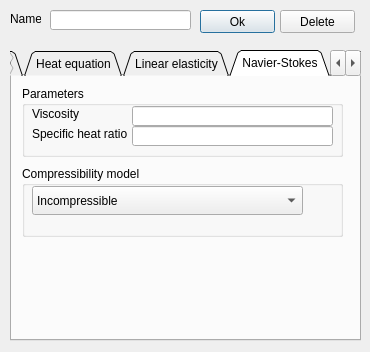
Qt form misc/Mesh3D/forms/matpropertyeditor.ui (tehnick/elmerfem) before a commit.
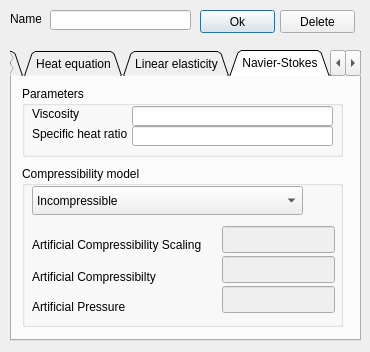
The same form after that commit.

What changed in the file:
```diff
--- a/misc/Mesh3D/forms/matpropertyeditor.ui
+++ b/misc/Mesh3D/forms/matpropertyeditor.ui
@@ -461,7 +461,7 @@
        <x>10</x>
        <y>90</y>
        <width>321</width>
-       <height>71</height>
+       <height>161</height>
       </rect>
      </property>
      <property name="title" >
@@ -502,6 +502,84 @@
        </property>
       </item>
      </widget>
+     <widget class="QLineEdit" name="artificialScalingEdit" >
+      <property name="enabled" >
+       <bool>false</bool>
+      </property>
+      <property name="geometry" >
+       <rect>
+        <x>200</x>
+        <y>60</y>
+        <width>113</width>
+        <height>27</height>
+       </rect>
+      </property>
+     </widget>
+     <widget class="QLabel" name="artificialScalingLabel" >
+      <property name="geometry" >
+       <rect>
+        <x>10</x>
+        <y>70</y>
+        <width>181</width>
+        <height>18</height>
+       </rect>
+      </property>
+      <property name="text" >
+       <string>Artificial Compressibility Scaling</string>
+      </property>
+     </widget>
+     <widget class="QLabel" name="artificialCompressibilityLabel" >
+      <property name="geometry" >
+       <rect>
+        <x>10</x>
+        <y>100</y>
+        <width>171</width>
+        <height>21</height>
+       </rect>
+      </property>
+      <property name="text" >
+       <string>Artificial Compressibilty</string>
+      </property>
+     </widget>
+     <widget class="QLineEdit" name="artificialCompressibilityEdit" >
+      <property name="enabled" >
+       <bool>false</bool>
+      </property>
+      <property name="geometry" >
+       <rect>
+        <x>200</x>
+        <y>90</y>
+        <width>113</width>
+        <height>27</height>
+       </rect>
+      </property>
+     </widget>
+     <widget class="QLineEdit" name="artificialPressureEdit" >
+      <property name="enabled" >
+       <bool>false</bool>
+      </property>
+      <property name="geometry" >
+       <rect>
+        <x>200</x>
+        <y>120</y>
+        <width>113</width>
+        <height>27</height>
+       </rect>
+      </property>
+     </widget>
+     <widget class="QLabel" name="artificialPressureLabel" >
+      <property name="geometry" >
+       <rect>
+        <x>10</x>
+        <y>130</y>
+        <width>161</width>
+        <height>21</height>
+       </rect>
+      </property>
+      <property name="text" >
+       <string>Artificial Pressure</string>
+      </property>
+     </widget>
     </widget>
    </widget>
    <widget class="QWidget" name="advectionDiffusionTab" >
```
